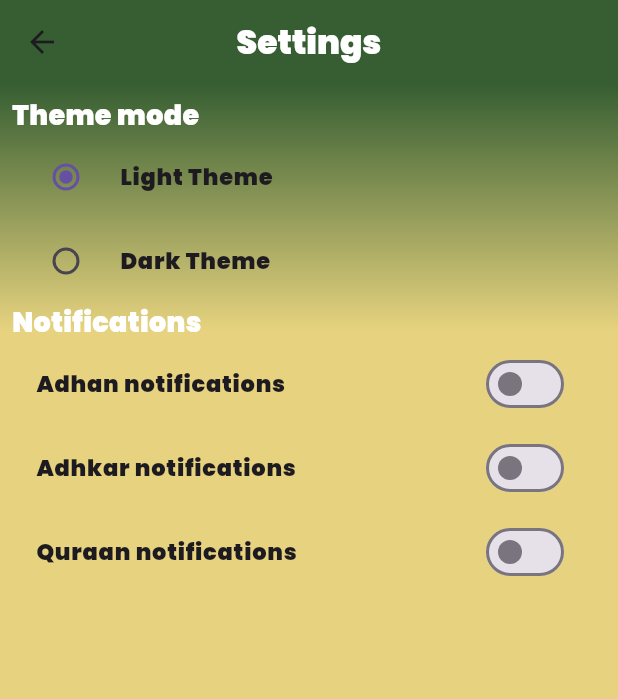
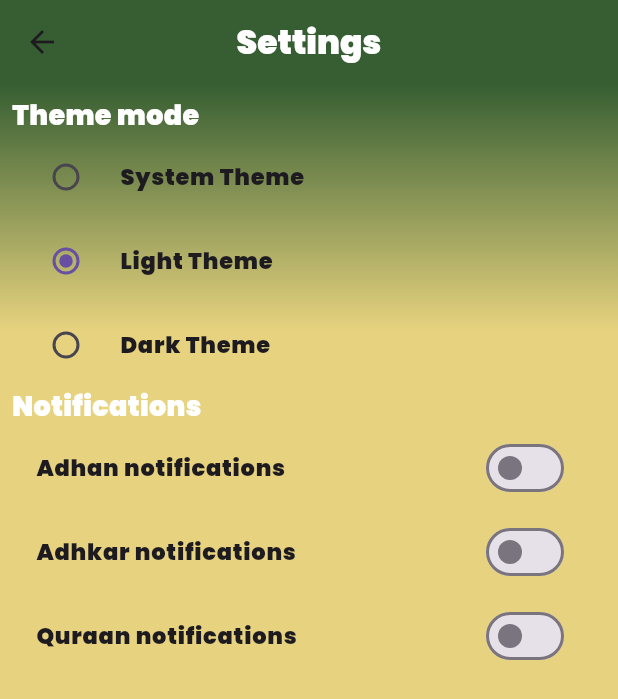
Before and after one commit to MosalahDJ/quranlife, a Flutter app: the SettingPage screen opened by its route, after a tap on "Light Theme", on a phone screen of 412 x 824 dp. Shown: the top 699 px of the screen. Run offline on Flutter 3.47's test engine with Material 3 defaults, Android fonts, the phone set to English and light mode, and no system bars; our stand-ins replace awesome_dialog, curved_navigation_bar, dots_indicator, firebase_auth, firebase_core, firebase_messaging and 11 more; missing offline and left inert: flutter_islamic_icons, islamic_hijri_calendar, restart_app, workmanager; accounts and stored records are empty; statements that could not run were skipped.

Commit message:
Implement theme selection with system default option and persist user preference

```diff
--- a/lib/features/controller/settings controllers/theme_controller.dart
+++ b/lib/features/controller/settings controllers/theme_controller.dart
@@ -1,25 +1,61 @@
 import 'package:flutter/material.dart';
 import 'package:get/get.dart';
 import 'package:quranlife/core/Utils/thems.dart';
+import 'package:shared_preferences/shared_preferences.dart';
 
 enum AppTheme {
   light,
   dark,
+  system,
 }
 
 class ThemeController extends GetxController {
-  var selectedTheme = AppTheme.dark.obs;
+  var selectedTheme = AppTheme.system.obs;
+  late SharedPreferences prefs;
 
+  @override
+  void onInit() async {
+    super.onInit();
+    await initializeTheme();
+  }
+
+  // initialize app theme
+  Future<void> initializeTheme() async {
+    prefs = await SharedPreferences.getInstance();
+    //getting AppTheme.values from SHPF
+    String? savedTheme = prefs.getString('theme');
+    //if it not null selectedTheme = savedTheme
+    if (savedTheme != null) {
+      selectedTheme.value = AppTheme.values.firstWhere(
+        (e) => e.toString() == savedTheme,
+        // if it null use AppTheme.system as value
+        orElse: () => AppTheme.system,
+      );
+    }
+
+    _applyTheme();
+  }
+
+  // getting the value of currentTheme in initale entre
   ThemeData get currentTheme {
+    if (selectedTheme.value == AppTheme.system) {
+      return Get.isPlatformDarkMode ? Themes().darkmode : Themes().lightmode;
+    }
     return selectedTheme.value == AppTheme.light
         ? Themes().lightmode
         : Themes().darkmode;
   }
 
-  void changeTheme(AppTheme theme) {
+  //func for changing the theme and save it in Shpf then aply it
+  void changeTheme(AppTheme theme) async {
     selectedTheme.value = theme;
-    Get.changeTheme(
-        theme == AppTheme.light ? Themes().lightmode : Themes().darkmode);
+    await prefs.setString('theme', theme.toString());
+    _applyTheme();
     update();
   }
+
+  //helper func for applying the theme
+  void _applyTheme() {
+    Get.changeTheme(currentTheme);
+  }
 }
--- a/lib/features/view/home/Drawer page/more items pages/settings page/setting_page.dart
+++ b/lib/features/view/home/Drawer page/more items pages/settings page/setting_page.dart
@@ -40,11 +40,26 @@ class SettingPage extends StatelessWidget {
               ],
             ),
           ),
-          Padding(
+          Material(
+            color: Colors.transparent,
+            child: Padding(
               padding: const EdgeInsets.all(8.0),
               child: Column(children: [
                 //themedata list tile
                 Settingtype(title: "Theme mode", listwidget: [
+                  Obx(
+                    () => RadioListTile<AppTheme>(
+                      title: const Text(
+                        'System Theme',
+                        style: TextStyle(fontSize: 15),
+                      ),
+                      value: AppTheme.system,
+                      groupValue: stgctrl.selectedTheme.value,
+                      onChanged: (value) {
+                        stgctrl.changeTheme(value!);
+                      },
+                    ),
+                  ),
                   Obx(
                     () => RadioListTile<AppTheme>(
                       title: const Text(
@@ -117,6 +132,7 @@ class SettingPage extends StatelessWidget {
                   ],
                 ),
               ]),
+            ),
           )
         ],
       ),
--- a/lib/features/view/home/hijri calender/hijri_calender.dart
+++ b/lib/features/view/home/hijri calender/hijri_calender.dart
@@ -59,7 +59,7 @@ class HijriCalender extends StatelessWidget {
                     height: Sizeconfig.screenheight! / 60,
                   ),
                   Card(
-                    elevation: 10,
+                    elevation: 0.1,
                     color: Get.isDarkMode
                         ? kmaincolor2dark.withOpacity(0.5)
                         : Colors.white.withOpacity(0.5),
--- a/lib/main.dart
+++ b/lib/main.dart
@@ -3,6 +3,7 @@ import 'package:flutter/material.dart';
 import 'package:get/get.dart';
 import 'package:firebase_core/firebase_core.dart';
 import 'package:quranlife/core/Utils/binding.dart';
+import 'package:quranlife/core/Utils/thems.dart';
 import 'package:quranlife/features/controller/notfication%20controller/notification_initializition.dart';
 import 'package:quranlife/features/controller/settings%20controllers/theme_controller.dart';
 import 'package:quranlife/features/view/splash%20page/splash_view.dart';
@@ -30,10 +31,18 @@ class QuranLifeApp extends StatelessWidget {
 
   @override
   Widget build(BuildContext context) {
-    Get.put<ThemeController>(ThemeController(), permanent: true);
+    final themeController =
+        Get.put<ThemeController>(ThemeController(), permanent: true);
 
     return GetMaterialApp(
-      theme: ThemeController().currentTheme,
+      theme: Themes().lightmode,
+      darkTheme: Themes().darkmode,
+      //using thememode for changing theme whene user change selected theme value
+      themeMode: themeController.selectedTheme.value == AppTheme.system
+          ? ThemeMode.system
+          : themeController.selectedTheme.value == AppTheme.light
+              ? ThemeMode.light
+              : ThemeMode.dark,
       debugShowCheckedModeBanner: false,
       initialBinding: Mybinding(),
       home: const SplashView(),
```
Also changed, not shown: lib/features/view/splash page/splash_view.dart (+6 -3 lines). Lines whose indentation alone changed are shown as unchanged.
